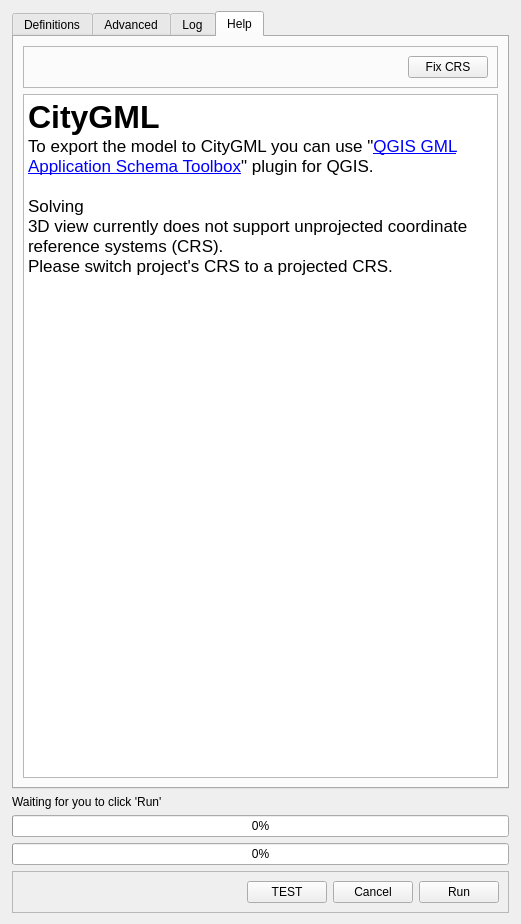
Above: citygen/citygen_dialog_base.ui from arthurRuf/3dcitybuilder before the change. Below: the same form after it.
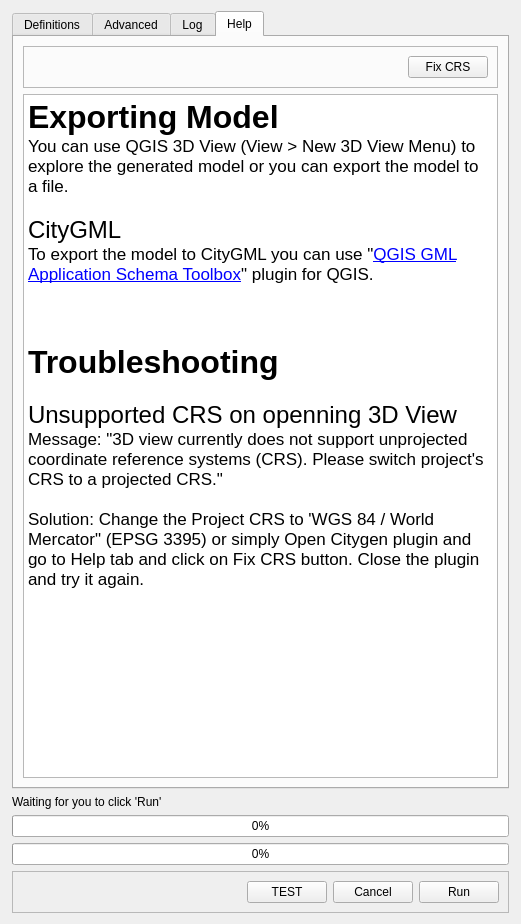
That is the form after the change. The open tabs and pages were chosen to show the change.

Commit message: Improvements on the text under Help tab

```diff
--- a/citygen/citygen_dialog_base.ui
+++ b/citygen/citygen_dialog_base.ui
@@ -578,12 +578,21 @@
 &lt;html&gt;&lt;head&gt;&lt;meta name=&quot;qrichtext&quot; content=&quot;1&quot; /&gt;&lt;style type=&quot;text/css&quot;&gt;
 p, li { white-space: pre-wrap; }
 &lt;/style&gt;&lt;/head&gt;&lt;body style=&quot; font-family:'.AppleSystemUIFont'; font-size:13pt; font-weight:400; font-style:normal;&quot;&gt;
-&lt;p style=&quot; margin-top:0px; margin-bottom:0px; margin-left:0px; margin-right:0px; -qt-block-indent:0; text-indent:0px;&quot;&gt;&lt;span style=&quot; font-size:24pt; font-weight:600;&quot;&gt;CityGML&lt;/span&gt;&lt;/p&gt;
+&lt;p style=&quot; margin-top:0px; margin-bottom:0px; margin-left:0px; margin-right:0px; -qt-block-indent:0; text-indent:0px;&quot;&gt;&lt;span style=&quot; font-size:24pt; font-weight:600;&quot;&gt;Exporting Model&lt;/span&gt;&lt;/p&gt;
+&lt;p style=&quot; margin-top:0px; margin-bottom:0px; margin-left:0px; margin-right:0px; -qt-block-indent:0; text-indent:0px;&quot;&gt;You can use QGIS 3D View (View &amp;gt; New 3D View Menu) to explore the generated model or you can export the model to a file.&lt;/p&gt;
+&lt;p style=&quot;-qt-paragraph-type:empty; margin-top:0px; margin-bottom:0px; margin-left:0px; margin-right:0px; -qt-block-indent:0; text-indent:0px;&quot;&gt;&lt;br /&gt;&lt;/p&gt;
+&lt;p style=&quot; margin-top:0px; margin-bottom:0px; margin-left:0px; margin-right:0px; -qt-block-indent:0; text-indent:0px;&quot;&gt;&lt;span style=&quot; font-size:18pt;&quot;&gt;CityGML&lt;/span&gt;&lt;/p&gt;
 &lt;p style=&quot; margin-top:0px; margin-bottom:0px; margin-left:0px; margin-right:0px; -qt-block-indent:0; text-indent:0px;&quot;&gt;To export the model to CityGML you can use &amp;quot;&lt;a href=&quot;https://plugins.qgis.org/plugins/gml_application_schema_toolbox/&quot;&gt;&lt;span style=&quot; text-decoration: underline; color:#0000ff;&quot;&gt;QGIS GML Application Schema Toolbox&lt;/span&gt;&lt;/a&gt;&amp;quot; plugin for QGIS.&lt;/p&gt;
 &lt;p style=&quot;-qt-paragraph-type:empty; margin-top:0px; margin-bottom:0px; margin-left:0px; margin-right:0px; -qt-block-indent:0; text-indent:0px;&quot;&gt;&lt;br /&gt;&lt;/p&gt;
-&lt;p style=&quot; margin-top:0px; margin-bottom:0px; margin-left:0px; margin-right:0px; -qt-block-indent:0; text-indent:0px;&quot;&gt;Solving &lt;/p&gt;
-&lt;p style=&quot; margin-top:0px; margin-bottom:0px; margin-left:0px; margin-right:0px; -qt-block-indent:0; text-indent:0px;&quot;&gt;3D view currently does not support unprojected coordinate reference systems (CRS).&lt;/p&gt;
-&lt;p style=&quot; margin-top:0px; margin-bottom:0px; margin-left:0px; margin-right:0px; -qt-block-indent:0; text-indent:0px;&quot;&gt;Please switch project's CRS to a projected CRS.&lt;/p&gt;&lt;/body&gt;&lt;/html&gt;</string>
+&lt;p style=&quot;-qt-paragraph-type:empty; margin-top:0px; margin-bottom:0px; margin-left:0px; margin-right:0px; -qt-block-indent:0; text-indent:0px;&quot;&gt;&lt;br /&gt;&lt;/p&gt;
+&lt;p style=&quot;-qt-paragraph-type:empty; margin-top:0px; margin-bottom:0px; margin-left:0px; margin-right:0px; -qt-block-indent:0; text-indent:0px;&quot;&gt;&lt;br /&gt;&lt;/p&gt;
+&lt;p style=&quot; margin-top:0px; margin-bottom:0px; margin-left:0px; margin-right:0px; -qt-block-indent:0; text-indent:0px;&quot;&gt;&lt;span style=&quot; font-size:24pt; font-weight:600;&quot;&gt;Troubleshooting&lt;/span&gt;&lt;/p&gt;
+&lt;p style=&quot;-qt-paragraph-type:empty; margin-top:0px; margin-bottom:0px; margin-left:0px; margin-right:0px; -qt-block-indent:0; text-indent:0px;&quot;&gt;&lt;br /&gt;&lt;/p&gt;
+&lt;p style=&quot; margin-top:0px; margin-bottom:0px; margin-left:0px; margin-right:0px; -qt-block-indent:0; text-indent:0px;&quot;&gt;&lt;span style=&quot; font-size:18pt;&quot;&gt;Unsupported CRS on openning 3D View&lt;/span&gt;&lt;/p&gt;
+&lt;p style=&quot; margin-top:0px; margin-bottom:0px; margin-left:0px; margin-right:0px; -qt-block-indent:0; text-indent:0px;&quot;&gt;Message: &amp;quot;3D view currently does not support unprojected coordinate reference systems (CRS). Please switch project's CRS to a projected CRS.&amp;quot;&lt;/p&gt;
+&lt;p style=&quot;-qt-paragraph-type:empty; margin-top:0px; margin-bottom:0px; margin-left:0px; margin-right:0px; -qt-block-indent:0; text-indent:0px;&quot;&gt;&lt;br /&gt;&lt;/p&gt;
+&lt;p style=&quot; margin-top:0px; margin-bottom:0px; margin-left:0px; margin-right:0px; -qt-block-indent:0; text-indent:0px;&quot;&gt;Solution: Change the Project CRS to 'WGS 84 / World Mercator&amp;quot; (EPSG 3395) or simply Open Citygen plugin and go to Help tab and click on Fix CRS button. Close the plugin and try it again.&lt;/p&gt;
+&lt;p style=&quot;-qt-paragraph-type:empty; margin-top:0px; margin-bottom:0px; margin-left:0px; margin-right:0px; -qt-block-indent:0; text-indent:0px;&quot;&gt;&lt;br /&gt;&lt;/p&gt;&lt;/body&gt;&lt;/html&gt;</string>
          </property>
         </widget>
        </item>
```
Left out of the diff: 2 changed lines with no effect on the pictures.
